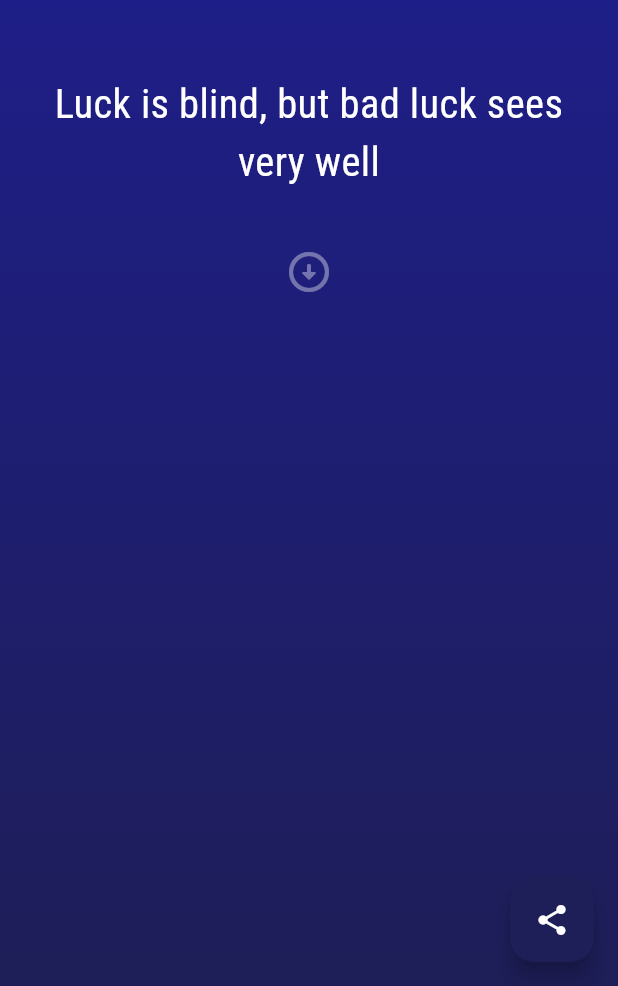
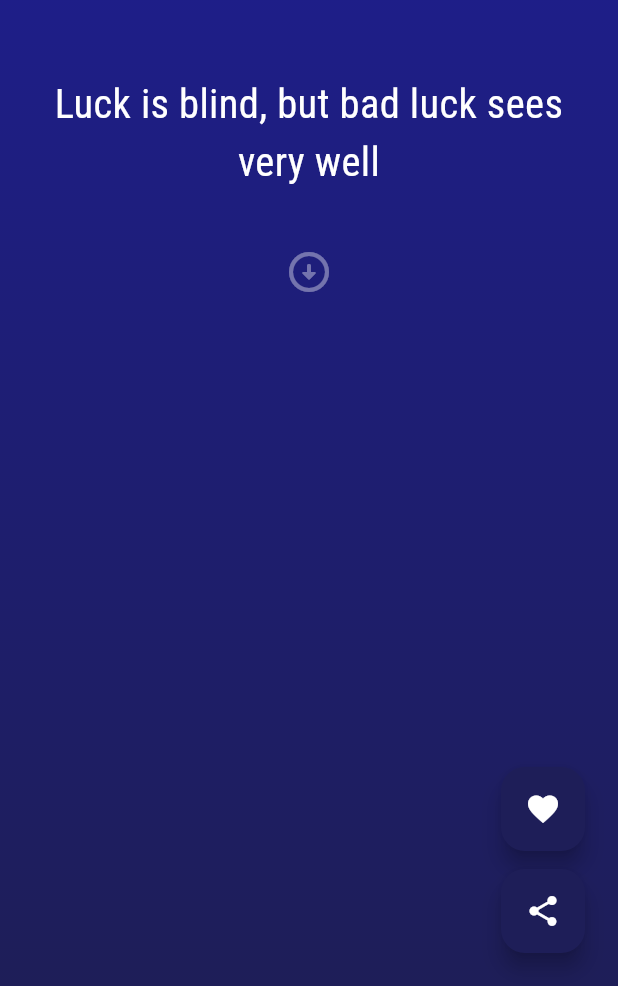
Before and after one commit to intoinside/ItalianProverbsBadlyTranslated, a Flutter app: the screen it shows after launch, on a phone screen of 412 x 824 dp, the part 250-1236 px from its top. Run offline on Flutter 3.47's test engine with Material 3 defaults, Android fonts, the phone set to English and light mode, and no system bars; our stand-ins replace google_fonts, screenshot, share_plus.

Commit message:
Two Fab on mainscreen

```diff
--- a/lib/screens/main_page_widget.dart
+++ b/lib/screens/main_page_widget.dart
@@ -74,7 +74,22 @@ class _MainPageScreenState extends State<MainPageScreen> {
     var translationWidget = ItalianTranslationWidget(italianProverb ?? "");
 
     return Scaffold(
-        floatingActionButton: FloatingActionButton(
+        floatingActionButton: Wrap(
+          direction: Axis.vertical,
+          children: <Widget>[
+            Container(
+                margin: const EdgeInsets.all(6),
+                child: FloatingActionButton(
+                  onPressed: () {
+                    //action code for button 1
+                  },
+                  foregroundColor: Theme.of(context).colorScheme.onPrimary,
+                  backgroundColor: colorShade2,
+                  child: const Icon(Icons.favorite),
+                )),
+            Container(
+                margin: const EdgeInsets.all(6),
+                child: FloatingActionButton(
                   onPressed: () {
                     screenshotController
                         .captureFromWidget(Container(
@@ -102,14 +117,16 @@ class _MainPageScreenState extends State<MainPageScreen> {
                                       .textTheme
                                       .bodyMedium!
                                       .copyWith(
-                                  color:
-                                      Theme.of(context).colorScheme.onPrimary,
+                                          color: Theme.of(context)
+                                              .colorScheme
+                                              .onPrimary,
                                           fontSize: 16),
                                 ),
                               ],
                             )))
                         .then((capturedImage) {
-              final Uint8List bytes = capturedImage.buffer.asUint8List();
+                      final Uint8List bytes =
+                          capturedImage.buffer.asUint8List();
                       pathOfImage!.writeAsBytes(bytes).whenComplete(() =>
                           Share.shareXFiles([XFile(pathOfImage!.path)],
                               subject: "Share your proverb!",
@@ -119,6 +136,8 @@ class _MainPageScreenState extends State<MainPageScreen> {
                   foregroundColor: Theme.of(context).colorScheme.onPrimary,
                   backgroundColor: colorShade2,
                   child: const Icon(Icons.share),
+                )),
+          ],
         ),
         body: Container(
           padding: const EdgeInsets.all(16),
```
Lines whose indentation alone changed are shown as unchanged.
